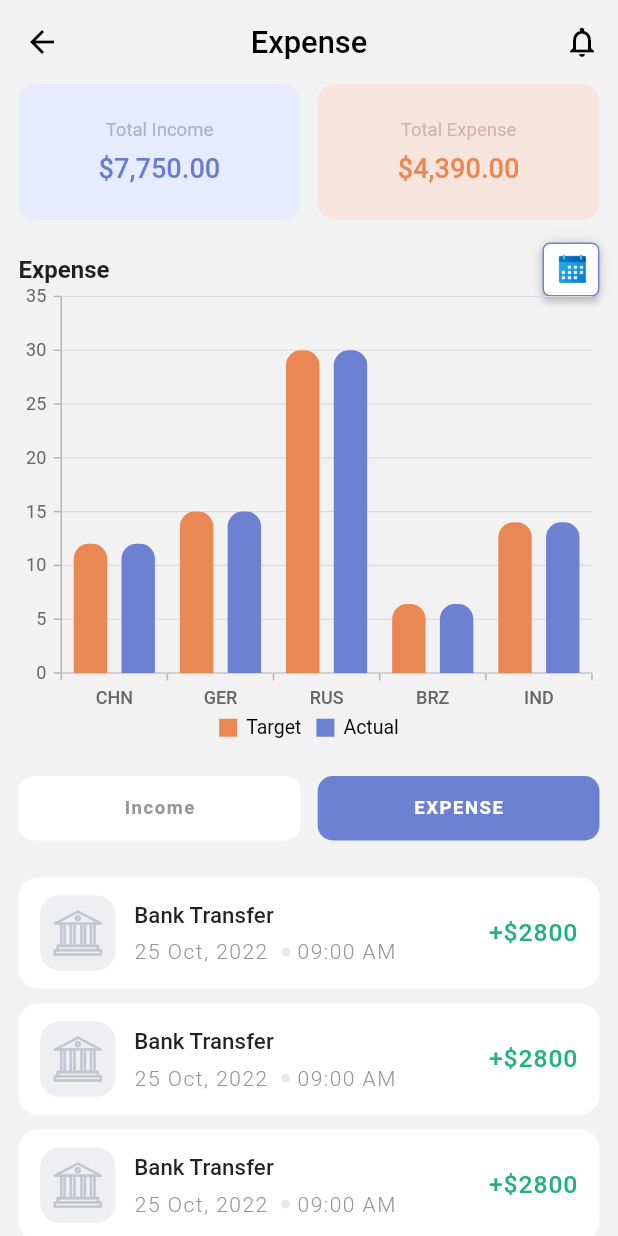
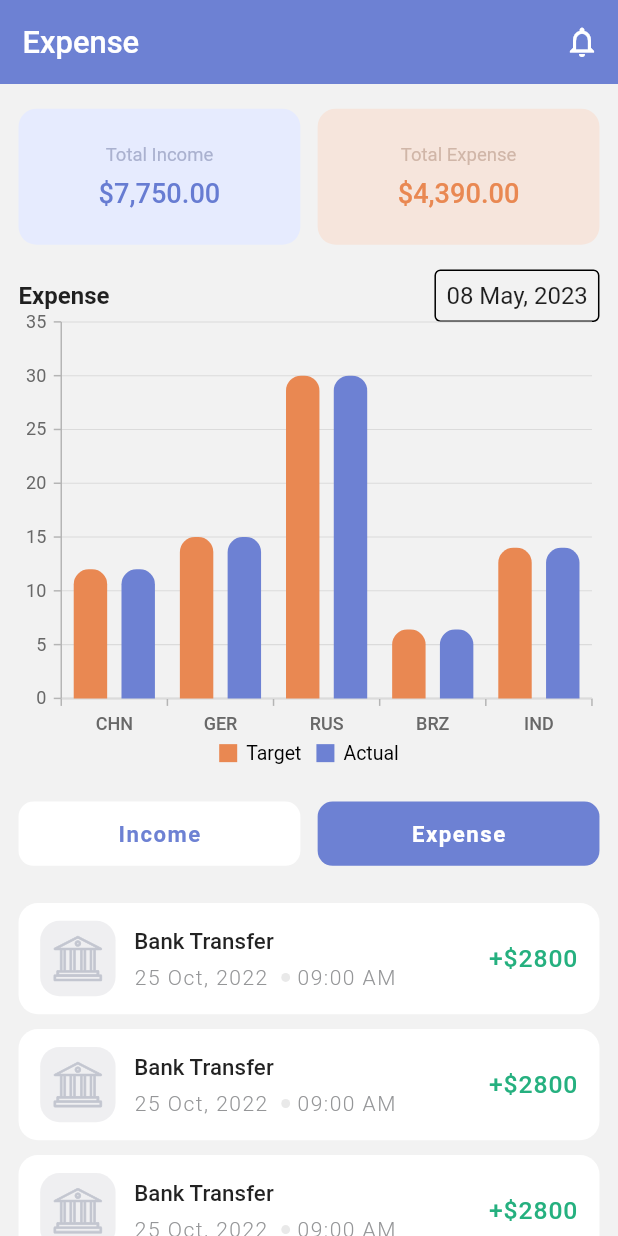
Before and after one commit to sweta-feeltech/General-Expense-App, a Flutter app: the ExpenseScreen screen opened by its route, on a phone screen of 412 x 824 dp. Run offline on Flutter 3.47's test engine with Material 2 defaults, Android fonts, the phone set to English and light mode, and no system bars; drawn by our look-alikes of date_time_picker; our stand-ins replace flutter_svg, google_sign_in, image_picker, persistent_bottom_nav_bar, shared_preferences, syncfusion_flutter_charts; accounts and stored records are empty.

Commit message:
8-5-23  app bar changes

```diff
--- a/lib/pages/Dashboard/add_inventory.dart
+++ b/lib/pages/Dashboard/add_inventory.dart
@@ -20,16 +20,16 @@ class _AddInventoryScreenState extends State<AddInventoryScreen> {
     return Scaffold(
         backgroundColor: primaryGrey,
         appBar: AppBar(
-          leading: IconButton(
-            padding: EdgeInsets.zero,
-            constraints: BoxConstraints(minHeight: 20, minWidth: 20),
-            onPressed: () {
-              // widget.backPressCallback.call();
-              Navigator.of(context).pop();
-            },
-            icon: Icon(Icons.arrow_back, color: Colors.black),
-          ),
-          titleSpacing: 0,
+          // leading: IconButton(
+          //   padding: EdgeInsets.zero,
+          //   constraints: BoxConstraints(minHeight: 20, minWidth: 20),
+          //   onPressed: () {
+          //     // widget.backPressCallback.call();
+          //     Navigator.of(context).pop();
+          //   },
+          //   icon: Icon(Icons.arrow_back, color: Colors.black),
+          // ),
+          titleSpacing: 15,
           title: Text(
             "Add Inventory",
             style: TextStyle(color: Colors.black, fontSize: main_Height * 0.025),
@@ -37,7 +37,7 @@ class _AddInventoryScreenState extends State<AddInventoryScreen> {
           automaticallyImplyLeading: false,
           backgroundColor: primaryGrey,
           elevation: 0,
-          centerTitle: true,
+          // centerTitle: true,
         ),
 
 
--- a/lib/pages/Dashboard/expense_screen.dart
+++ b/lib/pages/Dashboard/expense_screen.dart
@@ -1,3 +1,4 @@
+import 'package:date_time_picker/date_time_picker.dart';
 import 'package:flutter/material.dart';
 import 'package:flutter_svg/svg.dart';
 import 'package:general_expense_app/pages/Dashboard/common_widgets.dart';
@@ -48,7 +49,7 @@ class _ExpenseScreenState extends State<ExpenseScreen> {
           IconButton(
             icon: Icon(
               Icons.notifications_none_outlined,
-              color: Colors.black,
+              color: Colors.white,
             ),
             onPressed: () {
               // Add your onPressed logic here
@@ -56,24 +57,24 @@ class _ExpenseScreenState extends State<ExpenseScreen> {
             },
           ),
         ],
-        leading: IconButton(
-          padding: EdgeInsets.zero,
-          constraints: BoxConstraints(minHeight: 20, minWidth: 20),
-          onPressed: () {
-            widget.backPressCallback.call();
-            // Navigator.of(context).pop();
-          },
-          icon: const Icon(Icons.arrow_back, color: Colors.black),
-        ),
-        titleSpacing: 0,
+        // leading: IconButton(
+        //   padding: EdgeInsets.zero,
+        //   constraints: BoxConstraints(minHeight: 20, minWidth: 20),
+        //   onPressed: () {
+        //     widget.backPressCallback.call();
+        //     // Navigator.of(context).pop();
+        //   },
+        //   icon: const Icon(Icons.arrow_back, color: Colors.black),
+        // ),
+        titleSpacing: 15,
         title: Text(
           "Expense",
-          style: TextStyle(color: Colors.black, fontSize: main_Height * 0.025),
+          style: TextStyle(color: Colors.white, fontSize: main_Height * 0.025),
         ),
         automaticallyImplyLeading: false,
-        backgroundColor: primaryGrey,
+        backgroundColor: primaryPurple,
         elevation: 0,
-        centerTitle: true,
+        // centerTitle: true,
       ),
 
       body: SingleChildScrollView(
@@ -81,7 +82,7 @@ class _ExpenseScreenState extends State<ExpenseScreen> {
            children: [
 
              Padding(
-            padding: EdgeInsets.symmetric(horizontal: main_Width * 0.03),
+            padding: EdgeInsets.symmetric(horizontal: main_Width * 0.03, vertical: main_Height * 0.02),
             child: Row(
               mainAxisAlignment: MainAxisAlignment.spaceBetween,
               children: [
@@ -165,7 +166,7 @@ class _ExpenseScreenState extends State<ExpenseScreen> {
             ),
           ),
 
-             SizedBox(height: 15,),
+             // SizedBox(height: 15,),
 
              Padding(
         padding:  EdgeInsets.symmetric(horizontal: main_Width * 0.03),
@@ -184,63 +185,38 @@ class _ExpenseScreenState extends State<ExpenseScreen> {
                   ),
                 ),
 
-                InkWell(
-                  onTap: () async {
+                Container(
+                  height: 35,
+                  width: 110,
+                  child: DateTimePicker(
+                    decoration: const InputDecoration(
+                      contentPadding:
+                      EdgeInsets.only(top: 5, bottom: 5, left: 8),
+                      // filled: true,
+                      enabledBorder: OutlineInputBorder(
+                        borderSide: BorderSide(color: Colors.black)
 
-                  },
-                  child: Material(
-                    elevation: 2,
-                    borderRadius: BorderRadius.circular(5),
-                    child: Row(
-                      children: [
-                        Container(
-                          padding:const EdgeInsets.symmetric(horizontal: 5),
-                          decoration: BoxDecoration(
-                            color: Colors.white,
-                            borderRadius: BorderRadius.circular(5),
-                            border: Border.all(
-                                color: primaryPurple,
-                                width: 1
-                            ),
-                            boxShadow: const [
-                              BoxShadow(
-                                  blurRadius: 8,
-                                  spreadRadius: -2,
-                                  color: Color.fromARGB(255, 190, 190, 190),
-                                  blurStyle: BlurStyle.solid
-                              ),
-                            ],
-                          ),
-                          child: Row(
-                            mainAxisSize: MainAxisSize.min,
-                            mainAxisAlignment: MainAxisAlignment.end,
-                            children: const [
-                              Text(
-                                "",
-                                style: TextStyle(
-                                    fontWeight: FontWeight.w500
-                                ),
-                              ),
+                      ),
+                      // fillColor: ,
+                      border: OutlineInputBorder(
+                        borderSide: BorderSide(color: Colors.black)
+                        // borderSide:
+                        //     const BorderSide(color: Colors.transparent),
+                        // borderRadius: BorderRadius.circular(10)
 
-                              SizedBox(width: 2,),
+                      ),
+                    ),
+                    type: DateTimePickerType.date,
+                    dateMask: 'dd MMM, yyyy',
+                    initialValue: "${DateTime.now().toString()}",
 
-                              IconButton(
-                                padding: EdgeInsets.zero,
-                                constraints: BoxConstraints(minWidth: 10, minHeight: 34),
-                                // constraints: const BoxConstraints(maxWidth: 50, maxHeight: 50),
-
-                                onPressed: null,
-                                disabledColor: Colors.black,
-                                // icon: Icon(
-                                //   Icons.calendar_month,
-                                // )
-                                icon: Image(image: AssetImage("assets/images/calender.png")),
-                              ),
-                            ],
-                          ),
-                        ),
-                      ],
-                    ),
+                    firstDate: DateTime(1900),
+                    lastDate: DateTime.now(),
+                    onChanged: (val) => print(val),
+                    validator: (val) {
+                      print(val);
+                      return null;
+                    },
                   ),
                 ),
               ],
@@ -361,9 +337,9 @@ class _ExpenseScreenState extends State<ExpenseScreen> {
                             overflow: TextOverflow.ellipsis,
                             style: TextStyle(
                               letterSpacing: 1,
-                              color: Color(0xFF959698),
+                              color: primaryPurple,
                               fontWeight: FontWeight.w600,
-                              fontSize: main_Height * 0.015,
+                              fontSize: main_Height * 0.018,
                             ),
                           ),
                         ),
@@ -391,14 +367,14 @@ class _ExpenseScreenState extends State<ExpenseScreen> {
                               borderRadius: BorderRadius.circular(10)
                           ),
                           child: Center(
-                            child: Text("EXPENSE",
+                            child: Text("Expense",
                               maxLines: 1,
                               overflow: TextOverflow.ellipsis,
                               style: TextStyle(
                                 color: Colors.white,
                                 fontWeight: FontWeight.w600,
                                 letterSpacing: 1,
-                                fontSize: main_Height * 0.015,
+                                fontSize: main_Height * 0.018,
                               ),
                             ),
                           ),
```
